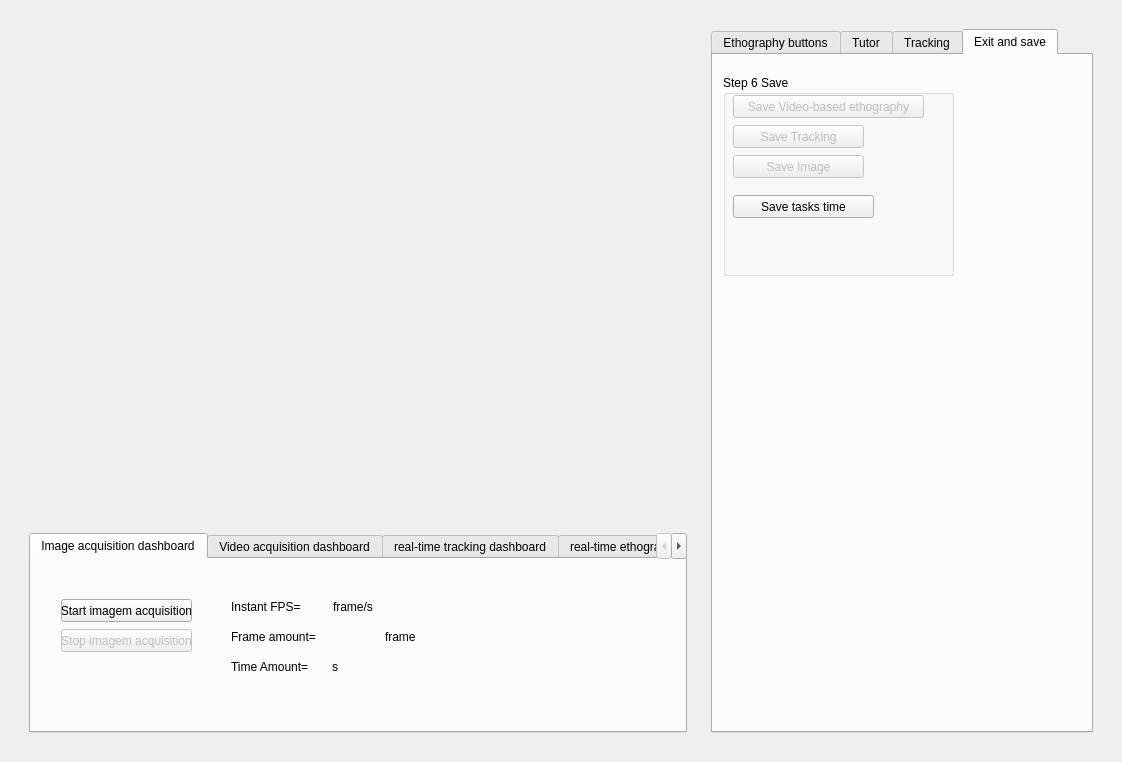
First picture: the form in telatemporeal.ui, repository EthoWatcher/ethowatcher, before the edit.
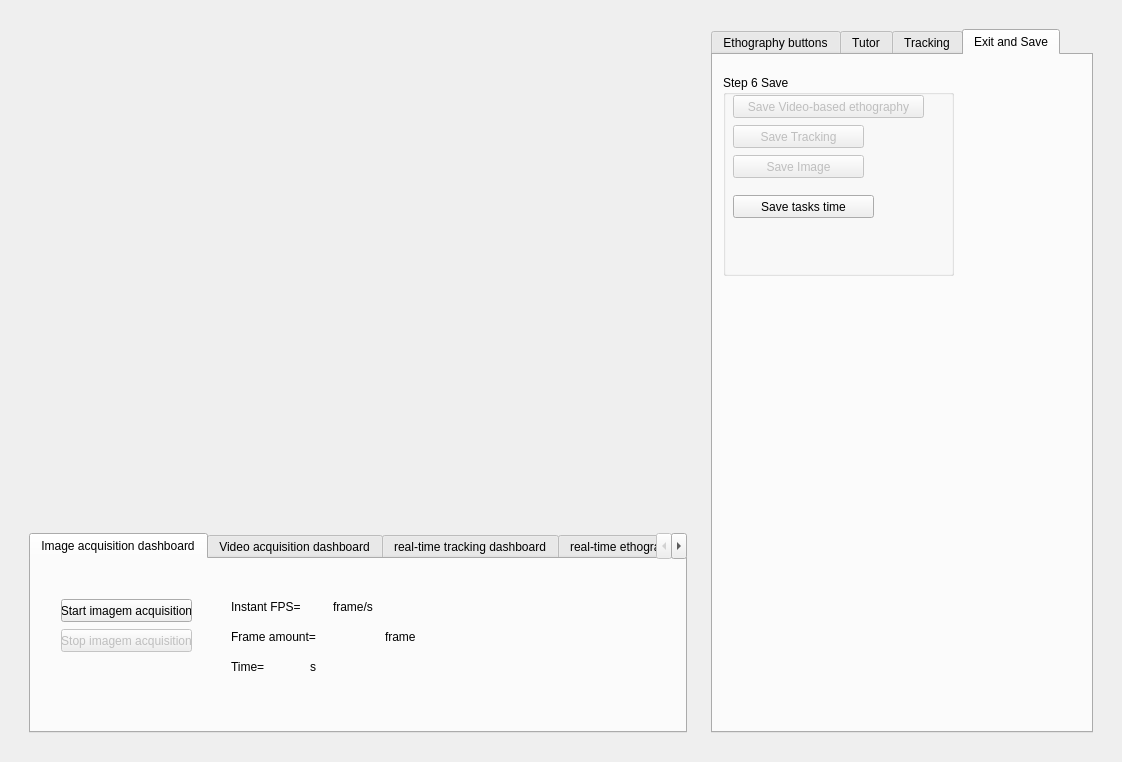
Second picture: the form after the edit. The open tabs and pages were chosen to show the change. Icons and pictures are not drawn.

Patch:
```diff
--- a/telatemporeal.ui
+++ b/telatemporeal.ui
@@ -3361,7 +3361,7 @@
                  <item>
                   <widget class="QLabel" name="label_123">
                    <property name="text">
-                    <string>Time Amount=</string>
+                    <string>Time=</string>
                    </property>
                   </widget>
                  </item>
@@ -4361,7 +4361,7 @@
             </widget>
             <widget class="QWidget" name="tab_16">
              <attribute name="title">
-              <string>Exit and save</string>
+              <string>Exit and Save</string>
              </attribute>
              <widget class="QGroupBox" name="groupBox_9">
               <property name="geometry">
```
Left out of the diff: 6 changed lines with no effect on the pictures.
